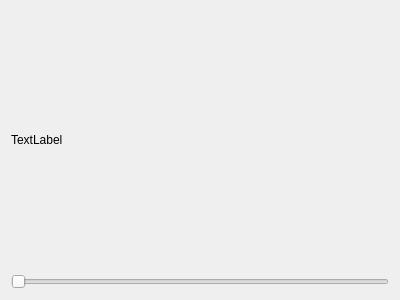
flesage/micro-oct-acq, file angioviewer3dform.ui: the form before one commit.
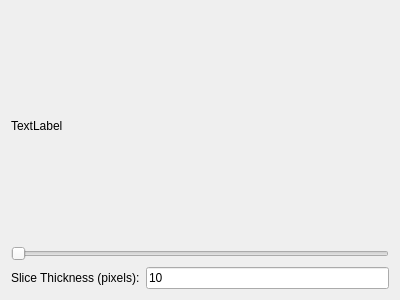
The form after the commit.

Patch:
```diff
--- a/angioviewer3dform.ui
+++ b/angioviewer3dform.ui
@@ -16,6 +16,12 @@
   <layout class="QVBoxLayout" name="verticalLayout">
    <item>
     <widget class="QLabel" name="label_angioview">
+     <property name="sizePolicy">
+      <sizepolicy hsizetype="Expanding" vsizetype="Expanding">
+       <horstretch>0</horstretch>
+       <verstretch>0</verstretch>
+      </sizepolicy>
+     </property>
      <property name="text">
       <string>TextLabel</string>
      </property>
@@ -28,6 +34,24 @@
      </property>
     </widget>
    </item>
+   <item>
+    <layout class="QHBoxLayout" name="horizontalLayout">
+     <item>
+      <widget class="QLabel" name="label">
+       <property name="text">
+        <string>Slice Thickness (pixels):</string>
+       </property>
+      </widget>
+     </item>
+     <item>
+      <widget class="QLineEdit" name="lineEdit_sliceThickness">
+       <property name="text">
+        <string>10</string>
+       </property>
+      </widget>
+     </item>
+    </layout>
+   </item>
   </layout>
  </widget>
  <resources/>
```
